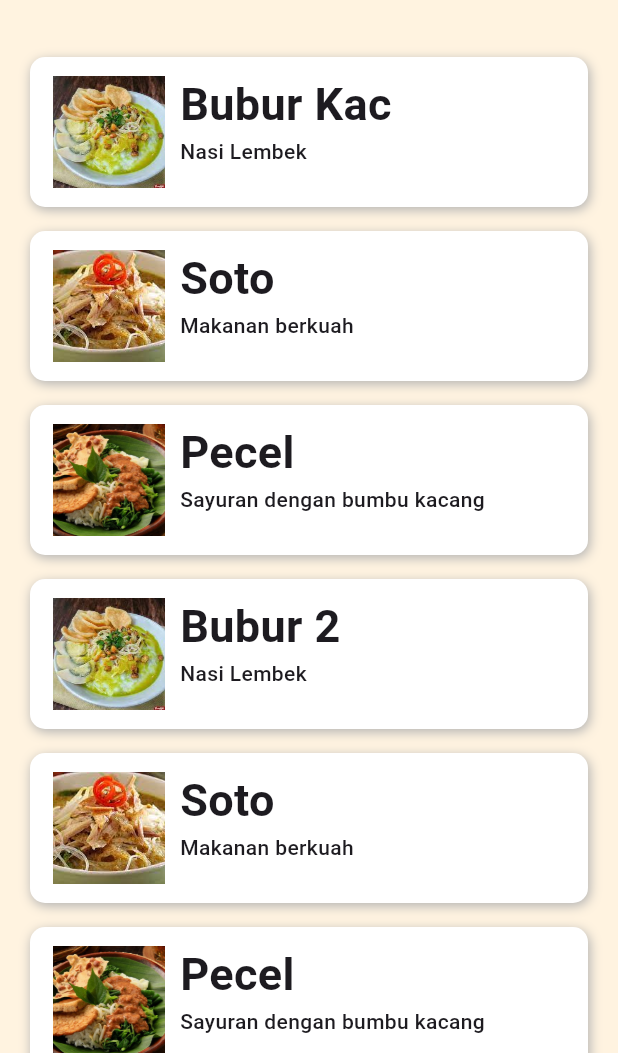
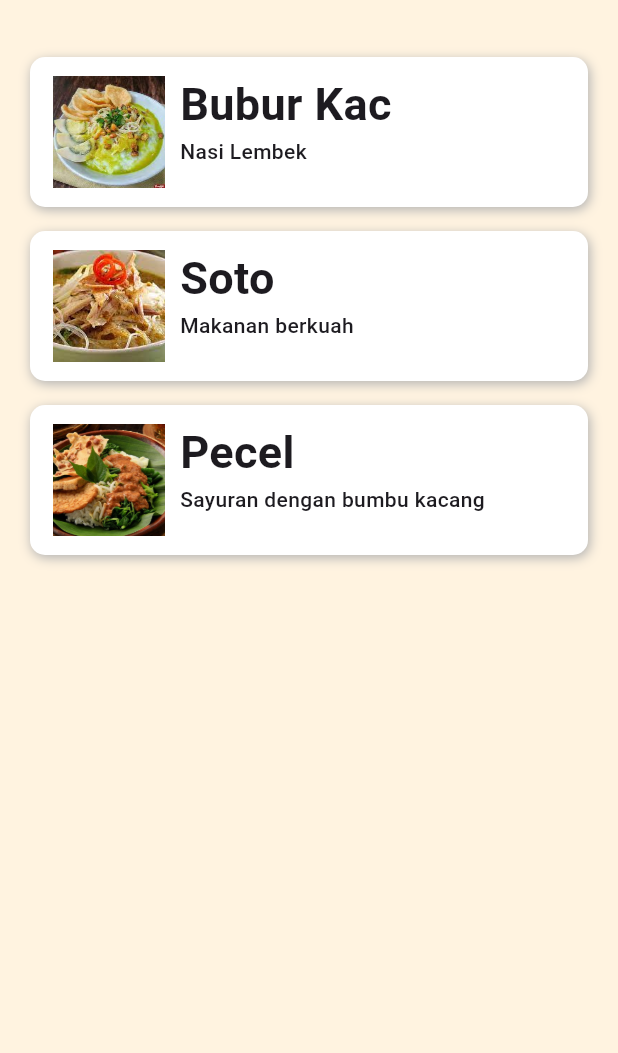
Before and after one commit to Khoirul666/Flutter_ListMakanan, a Flutter app: the screen it shows after launch, on a phone screen of 412 x 824 dp, the part 183-1236 px from its top. Run offline on Flutter 3.47's test engine with Material 3 defaults, Android fonts, the phone set to English and light mode, and no system bars.

Commit message:
Update Final

```diff
--- a/lib/detail_page.dart
+++ b/lib/detail_page.dart
@@ -15,7 +15,12 @@ class DetailPage extends StatelessWidget {
           children: <Widget>[
             Stack(
               children: <Widget>[
-                Image.asset(makanan.gambar, scale: 0.5),
+                SizedBox(
+                  child: AspectRatio(
+                    aspectRatio: 1,
+                    child: Image.asset(makanan.gambar, fit: BoxFit.cover),
+                  ),
+                ),
                 SafeArea(
                   child: Padding(
                     padding: const EdgeInsets.all(12.0),
@@ -112,7 +117,7 @@ class DetailPage extends StatelessWidget {
               ),
             ),
             SizedBox(height: 20),
-            Container(
+            SizedBox(
               child: Text(
                 'Bahan Racikan',
                 textAlign: TextAlign.center,
@@ -120,7 +125,7 @@ class DetailPage extends StatelessWidget {
               ),
             ),
             SizedBox(height: 20),
-            Container(
+            SizedBox(
               height: 100,
               child: ListView.separated(
                 scrollDirection: Axis.horizontal,
@@ -145,7 +150,46 @@ class DetailPage extends StatelessWidget {
                 itemCount: makanan.bahan.length,
               ),
             ),
-            SizedBox(height: 50),
+            SizedBox(
+              height: 100,
+              child: ListView(
+                padding: const EdgeInsets.all(10),
+                children: [
+                  ListView.builder(
+                    itemCount: makanan.gambarlain.length,
+                    itemBuilder: (context, index) {
+                      return Padding(
+                        padding: const EdgeInsets.all(4),
+                        child: ClipRRect(
+                          borderRadius: BorderRadius.circular(10),
+                        ),
+                      );
+                    },
+                  ),
+                ],
+              ),
+            ),
+            SizedBox(height: 20),
+            Text("data"),
+            SizedBox(
+              height: 100,
+              child: ListView(
+                padding: const EdgeInsets.all(10),
+                children: [
+                  ListView.builder(
+                    itemCount: makanan.gambarlain.length,
+                    itemBuilder: (context, index) {
+                      return Padding(
+                        padding: const EdgeInsets.all(4),
+                        child: ClipRRect(
+                          borderRadius: BorderRadius.circular(10),
+                        ),
+                      );
+                    },
+                  ),
+                ],
+              ),
+            ),
           ],
         ),
       ),
--- a/lib/makanan.dart
+++ b/lib/makanan.dart
@@ -77,112 +77,4 @@ List<Makanan> listMakanan = [
     ],
     kalori: '426 kkal',
   ),
-  Makanan(
-    nama: 'Bubur 2',
-    deskripsi: 'Nasi Lembek',
-    gambar: 'assets/bubur.jpg',
-    detail:
-        'Bubur merupakan istilah umum untuk mengacu pada campuran bahan padat dan cair, dengan komposisi cairan yang lebih banyak daripada padatan dan keadaan bahan padatan yang tercerai-berai.',
-    waktubuka: '07.00-10.00',
-    harga: 'Rp 10.000',
-    gambarlain: ['assets/bubur1.jpg', 'assets/bubur2.jpg', 'assets/bubur3.jpg'],
-    bahan: [
-      {'Daging': 'assets/bahan/daging.png'},
-      {'Cabai': 'assets/bahan/cabai.png'},
-      {'Bawang': 'assets/bahan/bawang.png'},
-      {'Jahe': 'assets/bahan/jahe.png'},
-      {'Santan': 'assets/bahan/santan.png'},
-    ],
-    kalori: '372 kkal',
-  ),
-  Makanan(
-    nama: 'Soto',
-    deskripsi: 'Makanan berkuah',
-    gambar: 'assets/soto.jpg',
-    detail:
-        'Soto (juga dikenal dengan beberapa nama lokal seperti, sroto, sauto, tauto, atau coto) adalah makanan khas Indonesia seperti sop yang terbuat dari kaldu daging dan sayuran.',
-    waktubuka: '09.00-12.00',
-    harga: 'Rp 6.000',
-    gambarlain: ['assets/soto1.jpg', 'assets/soto2.jpg', 'assets/soto3.jpg'],
-    bahan: [
-      {'Ayam': 'assets/bahan/ayam.png'},
-      {'Cabai': 'assets/bahan/cabai.png'},
-      {'Bawang': 'assets/bahan/bawang.png'},
-      {'Saus Kacang': 'assets/bahan/kacang.png'},
-      {'Kecap': 'assets/bahan/kecap.png'},
-    ],
-    kalori: '400 kkal',
-  ),
-  Makanan(
-    nama: 'Pecel',
-    deskripsi: 'Sayuran dengan bumbu kacang',
-    gambar: 'assets/pecel.jpg',
-    detail:
-        'Makanan pecel adalah makanan yang menggunakan bumbu sambal kacang sebagai bahan utamanya yang dicampur dengan aneka jenis sayuran. Asal kata dan daerah pecel belum diketahui secara pasti, tetapi dalam bahasa Jawa, pecel dapat diartikan sebagai “tumbuk” atau dihancurkan dengan cara ditumbuk.',
-    waktubuka: '08.00-16.00',
-    harga: 'Rp 8.000',
-    gambarlain: ['assets/pecel1.jpg', 'assets/pecel2.jpg', 'assets/pecel3.jpg'],
-    bahan: [
-      {'Sayur': 'assets/bahan/sayur.png'},
-      {'Tahu': 'assets/bahan/tahu.png'},
-      {'Kentang': 'assets/bahan/kentang.png'},
-      {'Telur': 'assets/bahan/telur.png'},
-      {'Saus Kacang': 'assets/bahan/kacang.png'},
-    ],
-    kalori: '426 kkal',
-  ),
-  Makanan(
-    nama: 'Bubur 3',
-    deskripsi: 'Nasi Lembek',
-    gambar: 'assets/bubur.jpg',
-    detail:
-        'Bubur merupakan istilah umum untuk mengacu pada campuran bahan padat dan cair, dengan komposisi cairan yang lebih banyak daripada padatan dan keadaan bahan padatan yang tercerai-berai.',
-    waktubuka: '07.00-10.00',
-    harga: 'Rp 10.000',
-    gambarlain: ['assets/bubur1.jpg', 'assets/bubur2.jpg', 'assets/bubur3.jpg'],
-    bahan: [
-      {'Daging': 'assets/bahan/daging.png'},
-      {'Cabai': 'assets/bahan/cabai.png'},
-      {'Bawang': 'assets/bahan/bawang.png'},
-      {'Jahe': 'assets/bahan/jahe.png'},
-      {'Santan': 'assets/bahan/santan.png'},
-    ],
-    kalori: '372 kkal',
-  ),
-  Makanan(
-    nama: 'Soto',
-    deskripsi: 'Makanan berkuah',
-    gambar: 'assets/soto.jpg',
-    detail:
-        'Soto (juga dikenal dengan beberapa nama lokal seperti, sroto, sauto, tauto, atau coto) adalah makanan khas Indonesia seperti sop yang terbuat dari kaldu daging dan sayuran.',
-    waktubuka: '09.00-12.00',
-    harga: 'Rp 6.000',
-    gambarlain: ['assets/soto1.jpg', 'assets/soto2.jpg', 'assets/soto3.jpg'],
-    bahan: [
-      {'Ayam': 'assets/bahan/ayam.png'},
-      {'Cabai': 'assets/bahan/cabai.png'},
-      {'Bawang': 'assets/bahan/bawang.png'},
-      {'Saus Kacang': 'assets/bahan/kacang.png'},
-      {'Kecap': 'assets/bahan/kecap.png'},
-    ],
-    kalori: '400 kkal',
-  ),
-  Makanan(
-    nama: 'Pecel',
-    deskripsi: 'Sayuran dengan bumbu kacang',
-    gambar: 'assets/pecel.jpg',
-    detail:
-        'Makanan pecel adalah makanan yang menggunakan bumbu sambal kacang sebagai bahan utamanya yang dicampur dengan aneka jenis sayuran. Asal kata dan daerah pecel belum diketahui secara pasti, tetapi dalam bahasa Jawa, pecel dapat diartikan sebagai “tumbuk” atau dihancurkan dengan cara ditumbuk.',
-    waktubuka: '08.00-16.00',
-    harga: 'Rp 8.000',
-    gambarlain: ['assets/pecel1.jpg', 'assets/pecel2.jpg', 'assets/pecel3.jpg'],
-    bahan: [
-      {'Sayur': 'assets/bahan/sayur.png'},
-      {'Tahu': 'assets/bahan/tahu.png'},
-      {'Kentang': 'assets/bahan/kentang.png'},
-      {'Telur': 'assets/bahan/telur.png'},
-      {'Saus Kacang': 'assets/bahan/kacang.png'},
-    ],
-    kalori: '426 kkal',
-  ),
 ];
```
